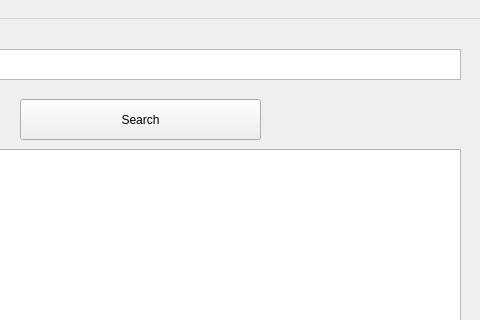
N1kla3/ILang1, file gui.ui: the form before one commit; both pictures show x 360 to 840 and y 0 to 320 of the 840 by 600 pixel window.
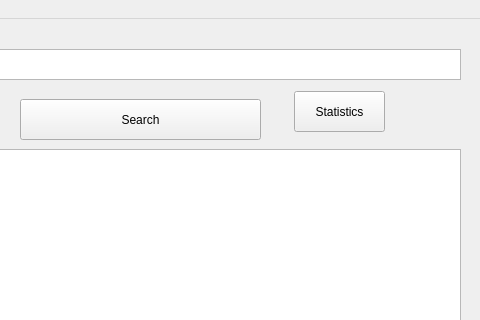
The form after the commit. Icons and pictures are not drawn.

Commit message: statistics started

Diff of the .ui file:
```diff
--- a/gui.ui
+++ b/gui.ui
@@ -106,6 +106,19 @@
      <string>choose directory</string>
     </property>
    </widget>
+   <widget class="QPushButton" name="metric">
+    <property name="geometry">
+     <rect>
+      <x>654</x>
+      <y>72</y>
+      <width>91</width>
+      <height>41</height>
+     </rect>
+    </property>
+    <property name="text">
+     <string>Statistics</string>
+    </property>
+   </widget>
   </widget>
   <widget class="QMenuBar" name="menubar">
    <property name="geometry">
```
The commit also changes 5 other files.
